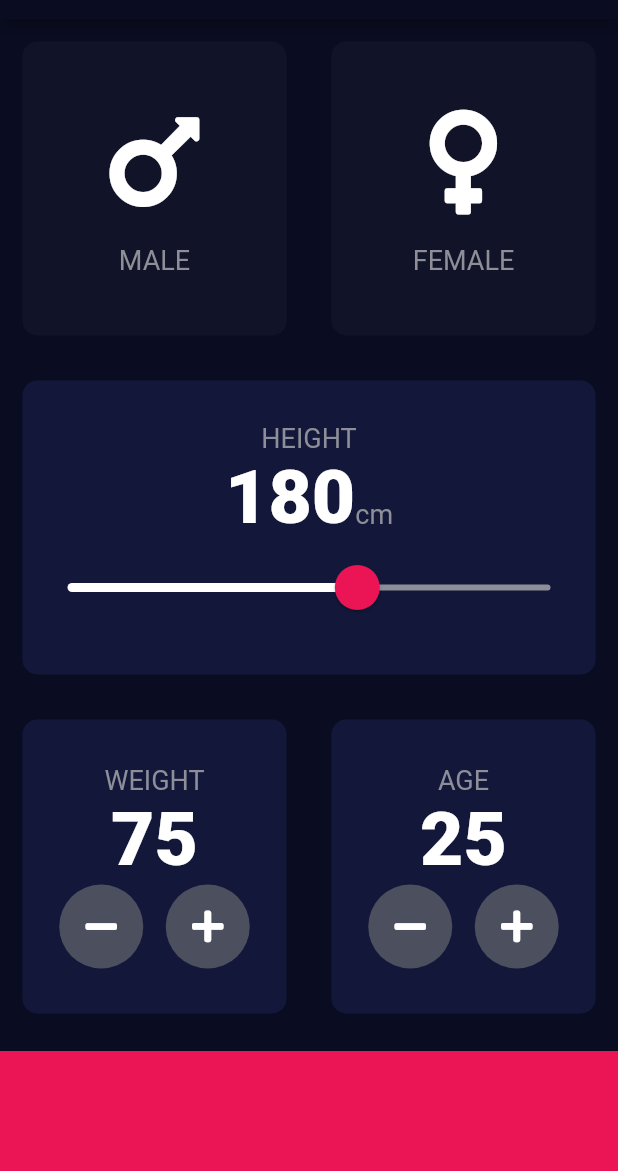
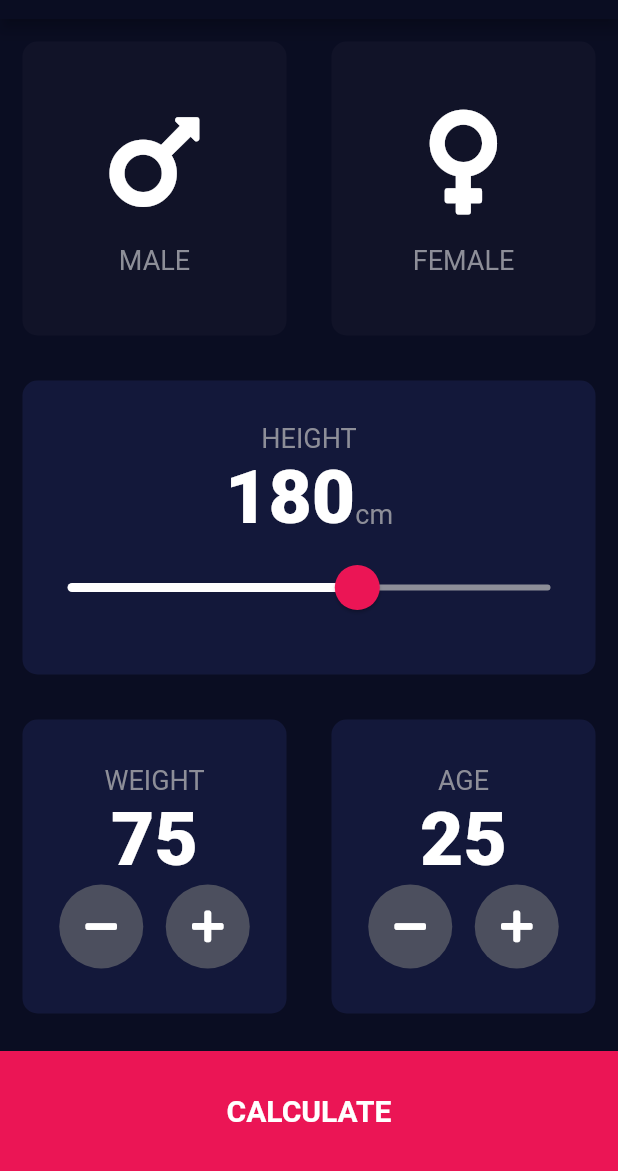
Before and after one commit to rhromets/BMI-Calculator, a Flutter app: the screen it shows after launch, on a phone screen of 412 x 824 dp, the part 65-1236 px from its top. Run offline on Flutter 3.47's test engine with Material 2 defaults, Android fonts, the phone set to English and light mode, and no system bars; our stand-ins replace font_awesome_flutter.

```diff
--- /dev/null
+++ b/lib/components/bottom_button.dart
@@ -0,0 +1,27 @@
+import 'package:flutter/material.dart';
+import '../constants.dart';
+
+class BottomButton extends StatelessWidget {
+  BottomButton({required this.onTap, required this.buttonTitle});
+
+  final Function() onTap;
+  final String buttonTitle;
+
+  @override
+  Widget build(BuildContext context) {
+    return GestureDetector(
+      onTap: onTap,
+      child: Container(
+        alignment: Alignment.center,
+        child: Text(
+          buttonTitle,
+          style: kLargeButtonTextStyle,
+        ),
+        height: kBottomContainerHeight,
+        color: kBottomContainerColor,
+        margin: EdgeInsets.only(top: 10.0),
+        width: double.infinity,
+      ),
+    );
+  }
+}
--- a/lib/icon_content.dart
+++ b/lib/components/icon_content.dart
@@ -1,5 +1,5 @@
 import 'package:flutter/material.dart';
-import 'constants.dart';
+import '../constants.dart';
 
 class IconContent extends StatelessWidget {
   IconContent({required this.icon, required this.label});
--- /dev/null
+++ b/lib/components/round_icon_button.dart
@@ -0,0 +1,23 @@
+import 'package:flutter/material.dart';
+
+class RoundIconButton extends StatelessWidget {
+  RoundIconButton({this.icon, required this.onPressed});
+
+  final IconData? icon;
+  final void Function() onPressed;
+
+  @override
+  Widget build(BuildContext context) {
+    return RawMaterialButton(
+      child: Icon(icon),
+      onPressed: onPressed,
+      shape: CircleBorder(),
+      fillColor: Color(0xFF4C4F5E),
+      elevation: 0.0,
+      constraints: BoxConstraints.tightFor(
+        width: 56.0,
+        height: 56.0,
+      ),
+    );
+  }
+}
--- a/lib/constants.dart
+++ b/lib/constants.dart
@@ -11,3 +11,10 @@ const kLabelTextStyle = TextStyle(
 );
 
 const kValueTextStyle = TextStyle(fontSize: 50.0, fontWeight: FontWeight.w900);
+const kLargeButtonTextStyle =
+    TextStyle(fontSize: 20.0, fontWeight: FontWeight.bold);
+const kTitleTextStyle = TextStyle(fontSize: 50.0, fontWeight: FontWeight.bold);
+const kResultTextStyle = TextStyle(
+    fontSize: 22.0, color: Color(0xFF24D876), fontWeight: FontWeight.bold);
+const kBMiTextStyle = TextStyle(fontSize: 100.0, fontWeight: FontWeight.bold);
+const kBMiDescrTextStyle = TextStyle(fontSize: 22.0);
--- a/lib/main.dart
+++ b/lib/main.dart
@@ -1,5 +1,5 @@
 import 'package:flutter/material.dart';
-import 'input_page.dart';
+import 'screens/input_page.dart';
 
 void main() {
   runApp(BMICalculator());
@@ -9,7 +9,7 @@ class BMICalculator extends StatelessWidget {
   @override
   Widget build(BuildContext context) {
     return MaterialApp(
-      title: 'Flutter Demo',
+      title: 'BMI Calculator',
       theme: ThemeData.dark().copyWith(
         primaryColor: Color(0xFF0A0D22),
         scaffoldBackgroundColor: Color(0xFF0A0D22),
--- a/lib/input_page.dart
+++ b/lib/screens/input_page.dart
@@ -1,8 +1,11 @@
 import 'package:flutter/material.dart';
 import 'package:font_awesome_flutter/font_awesome_flutter.dart';
-import 'icon_content.dart';
-import 'reusable_card.dart';
-import 'constants.dart';
+import '../components/icon_content.dart';
+import '../components/reusable_card.dart';
+import '../constants.dart';
+import '../components/round_icon_button.dart';
+import 'result_page.dart';
+import '../components/bottom_button.dart';
 
 enum GenderType {
   male,
@@ -207,36 +210,19 @@ class _InputPageState extends State<InputPage> {
               ],
             ),
           ),
-          Container(
-            height: kBottomContainerHeight,
-            color: kBottomContainerColor,
-            margin: EdgeInsets.only(top: 10.0),
-            width: double.infinity,
-          )
+          BottomButton(
+            onTap: () {
+              Navigator.push(
+                context,
+                MaterialPageRoute(
+                  builder: (context) => ResultPage(),
+                ),
+              );
+            },
+            buttonTitle: "CALCULATE",
+          ),
         ],
       ),
     );
   }
 }
-
-class RoundIconButton extends StatelessWidget {
-  RoundIconButton({this.icon, required this.onPressed});
-
-  final IconData? icon;
-  final void Function() onPressed;
-
-  @override
-  Widget build(BuildContext context) {
-    return RawMaterialButton(
-      child: Icon(icon),
-      onPressed: onPressed,
-      shape: CircleBorder(),
-      fillColor: Color(0xFF4C4F5E),
-      elevation: 0.0,
-      constraints: BoxConstraints.tightFor(
-        width: 56.0,
-        height: 56.0,
-      ),
-    );
-  }
-}
```
Also changed, not shown: lib/screens/result_page.dart (added, +62 -0 lines), lib/components/reusable_card.dart (renamed from lib/reusable_card.dart).
